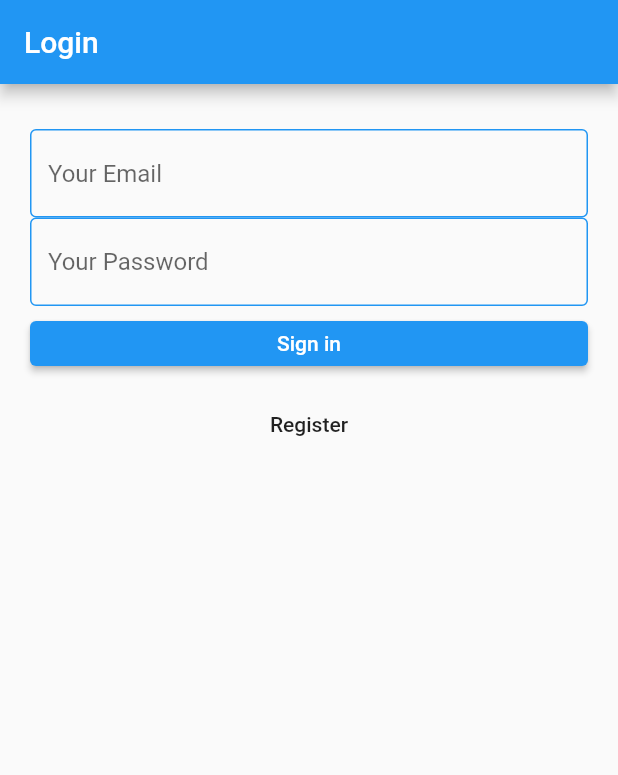
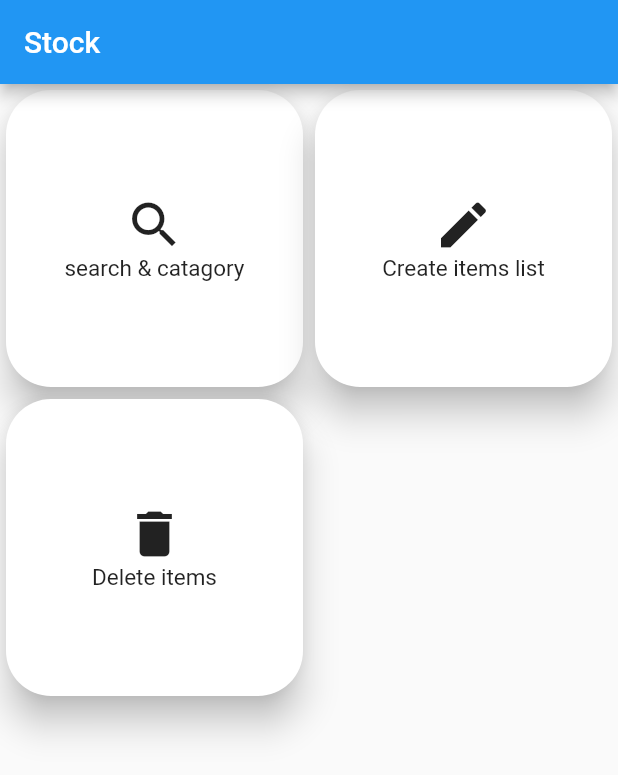
Before and after one commit to ChotongW/jiw_jiw, a Flutter app: the screen it shows after launch, on a phone screen of 412 x 824 dp. Shown: the top 775 px of the screen. Run offline on Flutter 3.47's test engine with Material 2 defaults, Android fonts, the phone set to English and light mode, and no system bars; our stand-ins replace firebase_auth, firebase_core, flutter_svg, form_field_validator; accounts and stored records are empty.

Commit message:
do meni ui

```diff
--- a/lib/LoginAndregister/loginScreen.dart
+++ b/lib/LoginAndregister/loginScreen.dart
@@ -24,7 +24,7 @@ class _LoginScreenState extends State<LoginScreen> {
           email: profile.email, password: profile.password);
       print("signed in ${_credential.user?.email}");
       // print(_credential.runtimeType);
-      if (!context.mounted) return;
+      //if (!context.mounted) return;
       Navigator.pushReplacementNamed(context, '/home');
     } catch (e) {
       ScaffoldMessenger.of(context).showSnackBar(
--- a/lib/inventory.dart
+++ b/lib/inventory.dart
@@ -0,0 +1,89 @@
+import 'package:flutter/material.dart';
+import 'package:flutter/src/widgets/container.dart';
+import 'package:flutter/src/widgets/framework.dart';
+
+class Stock extends StatefulWidget {
+  const Stock({super.key});
+
+  @override
+  State<Stock> createState() => _StockState();
+}
+
+class _StockState extends State<Stock> {
+  @override
+  Widget build(BuildContext context) {
+    return Scaffold(
+      appBar: AppBar(
+        title: Text('Stock'),
+      ),
+      body: GridView.count(crossAxisCount: 2, children: [
+        Card(
+          elevation: 10,
+          shape:
+              RoundedRectangleBorder(borderRadius: BorderRadius.circular(30)),
+          child: InkWell(
+            onTap: () {},
+            child: Center(
+                child: Column(
+              mainAxisAlignment: MainAxisAlignment.center,
+              children: [
+                Icon(
+                  Icons.search,
+                  size: 40,
+                ),
+                Text(
+                  'search & catagory',
+                  style: TextStyle(fontSize: 15),
+                )
+              ],
+            )),
+          ),
+        ),
+        Card(
+          elevation: 10,
+          shape:
+              RoundedRectangleBorder(borderRadius: BorderRadius.circular(30)),
+          child: InkWell(
+            onTap: () {},
+            child: Center(
+                child: Column(
+              mainAxisAlignment: MainAxisAlignment.center,
+              children: [
+                Icon(
+                  Icons.create,
+                  size: 40,
+                ),
+                Text(
+                  'Create items list',
+                  style: TextStyle(fontSize: 15),
+                )
+              ],
+            )),
+          ),
+        ),
+        Card(
+          elevation: 10,
+          shape:
+              RoundedRectangleBorder(borderRadius: BorderRadius.circular(30)),
+          child: InkWell(
+            onTap: () {},
+            child: Center(
+                child: Column(
+              mainAxisAlignment: MainAxisAlignment.center,
+              children: [
+                Icon(
+                  Icons.delete,
+                  size: 40,
+                ),
+                Text(
+                  'Delete items',
+                  style: TextStyle(fontSize: 15),
+                )
+              ],
+            )),
+          ),
+        )
+      ]),
+    );
+  }
+}
--- a/lib/main.dart
+++ b/lib/main.dart
@@ -1,5 +1,6 @@
 import 'package:flutter/material.dart';
 import 'package:firebase_core/firebase_core.dart';
+import 'package:project_mobile_app/inventory.dart';
 import 'package:project_mobile_app/screens/wrapper.dart';
 import 'firebase_options.dart';
 import 'package:firebase_auth/firebase_auth.dart';
@@ -52,7 +53,7 @@ class MyApp extends StatelessWidget {
       ],
       child: MaterialApp(
         title: appTitle,
-        home: Wrapper(),
+        home: Stock(),
       ),
     );
   }
--- a/lib/screens/home/home.dart
+++ b/lib/screens/home/home.dart
@@ -64,7 +64,9 @@ class _MyHomePageState extends State<MyHomePage> {
                 title: const Text('Dash borad'),
                 leading: Icon(Icons.more_vert),
                 onTap: () {
-                  Navigator.pop(context);
+                  Navigator.pop(context, MaterialPageRoute(builder: (context) {
+                    return Stack();
+                  }));
                 },
               ),
             ),
```
Also changed, not shown: pubspec.lock.
